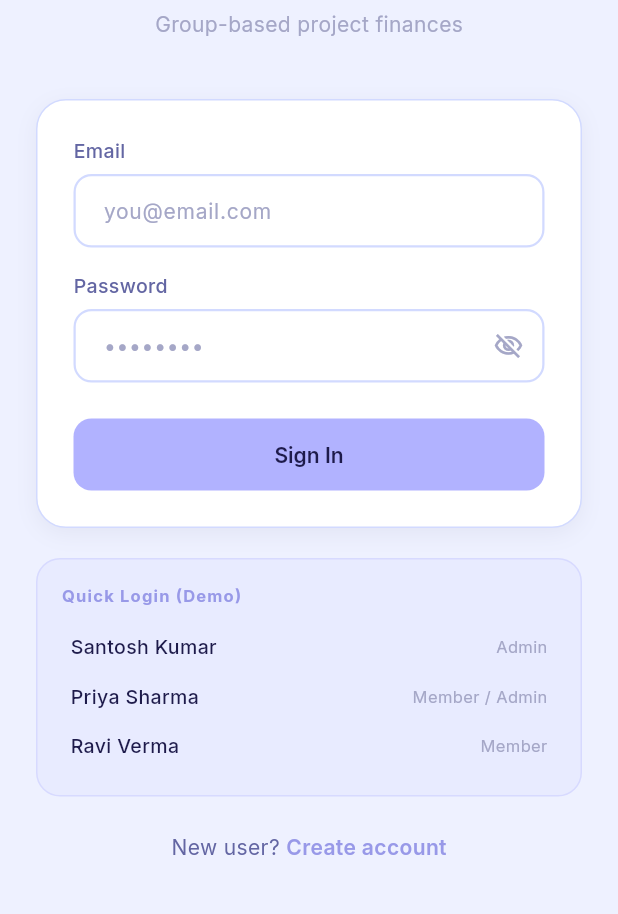
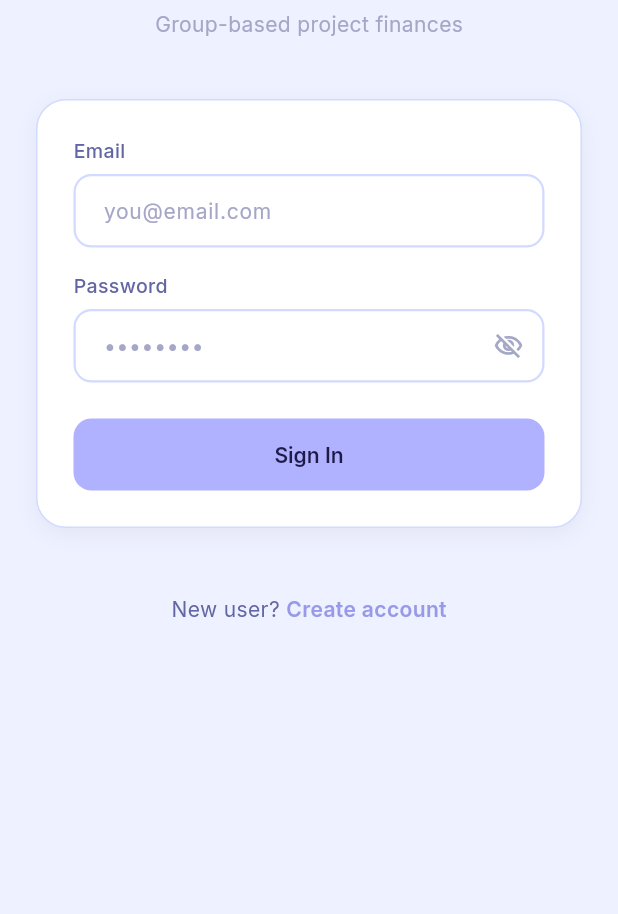
Before and after one commit to charan1739/FundManagement, a Flutter app: the screen it shows after launch, on a phone screen of 412 x 824 dp, the part 288-1202 px from its top. Run offline on Flutter 3.47's test engine with Material 3 defaults, Android fonts, the phone set to English and light mode, and no system bars; our stand-ins replace dio, flutter_riverpod, flutter_secure_storage, go_router, google_fonts, image_picker and 4 more.

Commit message:
deleted demo users

```diff
--- a/mobile/lib/features/auth/presentation/login_screen.dart
+++ b/mobile/lib/features/auth/presentation/login_screen.dart
@@ -44,11 +44,6 @@ class _LoginScreenState extends ConsumerState<LoginScreen> {
     } finally {
       if (mounted) setState(() => _loading = false);
     }
-  }
-
-  void _quickLogin(String email) {
-    _emailCtrl.text = email;
-    _passwordCtrl.text = 'demo1234';
   }
 
   @override
@@ -109,41 +104,7 @@ class _LoginScreenState extends ConsumerState<LoginScreen> {
                 ),
               ),
               const SizedBox(height: 20),
-              // Demo accounts
-              Container(
-                padding: const EdgeInsets.all(16),
-                decoration: BoxDecoration(
-                  color: AppColors.primary.withOpacity(0.1),
-                  borderRadius: BorderRadius.circular(16),
-                  border: Border.all(color: AppColors.primary.withOpacity(0.3)),
-                ),
-                child: Column(
-                  crossAxisAlignment: CrossAxisAlignment.start,
-                  children: [
-                    Text('Quick Login (Demo)', style: GoogleFonts.inter(fontSize: 11, fontWeight: FontWeight.w700, color: AppColors.primaryHover, letterSpacing: 0.8)),
-                    const SizedBox(height: 10),
-                    for (final demo in [
-                      ('Santosh Kumar', 'Admin', 'admin@demo.com'),
-                      ('Priya Sharma', 'Member / Admin', 'member@demo.com'),
-                      ('Ravi Verma', 'Member', 'ravi@demo.com'),
-                    ])
-                      InkWell(
-                        onTap: () => _quickLogin(demo.$3),
-                        borderRadius: BorderRadius.circular(8),
-                        child: Padding(
-                          padding: const EdgeInsets.symmetric(vertical: 7, horizontal: 6),
-                          child: Row(
-                            mainAxisAlignment: MainAxisAlignment.spaceBetween,
-                            children: [
-                              Text(demo.$1, style: GoogleFonts.inter(fontSize: 13, fontWeight: FontWeight.w500, color: AppColors.textPrimary)),
-                              Text(demo.$2, style: GoogleFonts.inter(fontSize: 11, color: AppColors.textMuted)),
-                            ],
-                          ),
-                        ),
-                      ),
-                  ],
-                ),
-              ),
+
               const SizedBox(height: 24),
               GestureDetector(
                 onTap: () => context.push('/register'),
```
Also changed, not shown: 1 other file.
